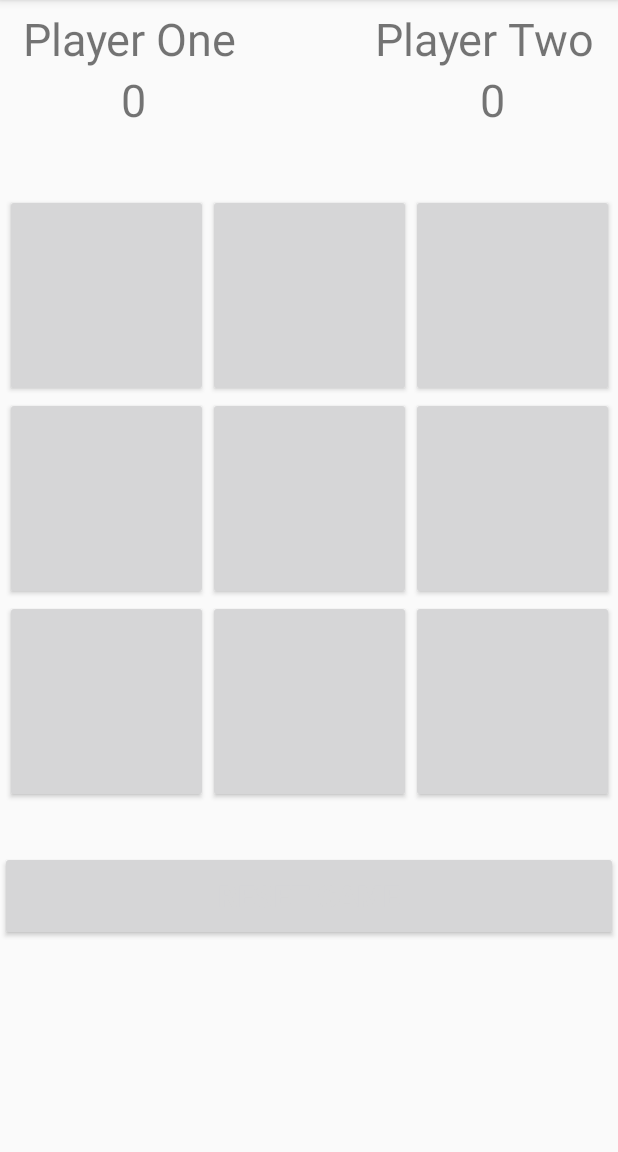
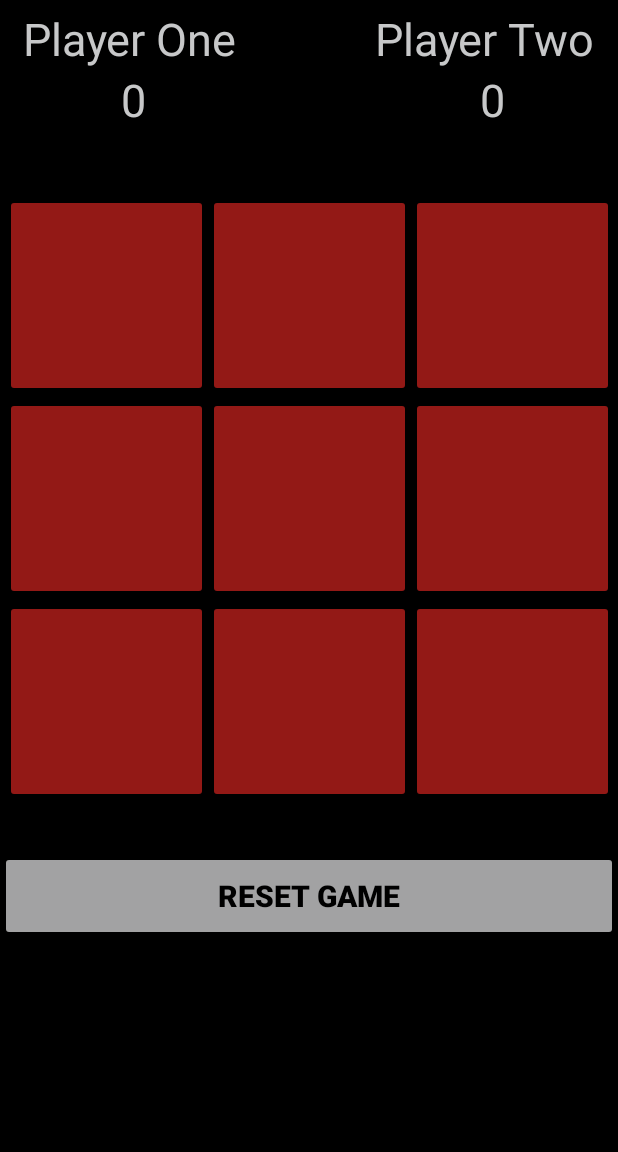
Before and after one commit to Grace0Hud/TicTacToev2, an Android app: the screen it shows after launch (MainActivity), on a phone screen of 412 x 824 dp, the part 84-1236 px from its top. Run offline under Robolectric (Android 15) with nearby library versions, the phone set to English and light mode, and no system bars; 2 statements that could not run were skipped.

```diff
--- a/app/src/main/res/layout/activity_main.xml
+++ b/app/src/main/res/layout/activity_main.xml
@@ -4,7 +4,8 @@
     xmlns:tools="http://schemas.android.com/tools"
     android:layout_width="match_parent"
     android:layout_height="match_parent"
-    tools:context=".MainActivity">
+    tools:context=".MainActivity"
+    android:background="@color/black">
 
     <TextView
         android:id="@+id/playerOne"
@@ -16,6 +17,7 @@
         android:textSize="30sp"
         app:layout_constraintTop_toTopOf="parent"
         app:layout_constraintLeft_toLeftOf="parent"
+        android:textColor="@color/frenchGrey"
         />
 
     <TextView
@@ -27,6 +29,7 @@
         app:layout_constraintTop_toBottomOf="@id/playerOne"
         app:layout_constraintLeft_toLeftOf="@id/playerOne"
         android:layout_marginLeft="65dp"
+        android:textColor="@color/frenchGrey"
         />
 
     <TextView
@@ -39,6 +42,7 @@
         android:textSize="30sp"
         app:layout_constraintTop_toTopOf="parent"
         app:layout_constraintRight_toRightOf="parent"
+        android:textColor="@color/frenchGrey"
         />
 
     <TextView
@@ -50,6 +54,7 @@
         app:layout_constraintTop_toBottomOf="@id/playerTwo"
         app:layout_constraintRight_toRightOf="@id/playerTwo"
         android:layout_marginRight="60dp"
+        android:textColor="@color/frenchGrey"
         />
 
     <TextView
@@ -63,12 +68,12 @@
         app:layout_constraintRight_toRightOf="parent"
         android:gravity="center_horizontal" />
 
-    <Button
+    <ImageButton
         android:id="@+id/btn_0"
         android:layout_height="135dp"
         android:layout_width="135dp"
         android:textSize="60sp"
-        android:backgroundTint="@color/teaGreen"
+        android:backgroundTint="@color/chestnut"
         android:textStyle="bold"
         app:layout_constraintTop_toBottomOf="@+id/playerStatus"
         app:layout_constraintLeft_toLeftOf="parent"
@@ -77,94 +82,94 @@
         android:onClick="onClick"
         />
 
-    <Button
+    <ImageButton
         android:id="@+id/btn_1"
         android:layout_height="135dp"
         android:layout_width="135dp"
         android:textSize="60sp"
-        android:backgroundTint="@color/teaGreen"
+        android:backgroundTint="@color/chestnut"
         android:textStyle="bold"
         app:layout_constraintTop_toTopOf="@+id/btn_0"
         app:layout_constraintLeft_toRightOf="@+id/btn_0"
         android:onClick="onClick"
         />
 
-    <Button
+    <ImageButton
         android:id="@+id/btn_2"
         android:layout_height="135dp"
         android:layout_width="135dp"
         android:textSize="60sp"
-        android:backgroundTint="@color/teaGreen"
+        android:backgroundTint="@color/chestnut"
         android:textStyle="bold"
         app:layout_constraintTop_toTopOf="@+id/btn_1"
         app:layout_constraintLeft_toRightOf="@+id/btn_1"
         android:onClick="onClick"
         />
 
-    <Button
+    <ImageButton
         android:id="@+id/btn_3"
         android:layout_height="135dp"
         android:layout_width="135dp"
         android:textSize="60sp"
-        android:backgroundTint="@color/teaGreen"
+        android:backgroundTint="@color/chestnut"
         android:textStyle="bold"
         app:layout_constraintTop_toBottomOf="@+id/btn_0"
         app:layout_constraintLeft_toLeftOf="@+id/btn_0"
         android:onClick="onClick"
         />
 
-    <Button
+    <ImageButton
         android:id="@+id/btn_4"
         android:layout_height="135dp"
         android:layout_width="135dp"
         android:textSize="60sp"
-        android:backgroundTint="@color/teaGreen"
+        android:backgroundTint="@color/chestnut"
         android:textStyle="bold"
         app:layout_constraintTop_toBottomOf="@+id/btn_1"
         app:layout_constraintLeft_toLeftOf="@+id/btn_1"
         android:onClick="onClick"
         />
 
-    <Button
+    <ImageButton
         android:id="@+id/btn_5"
         android:layout_width="135dp"
         android:layout_height="135dp"
-        android:backgroundTint="@color/teaGreen"
+        android:backgroundTint="@color/chestnut"
         android:onClick="onClick"
         android:textSize="60sp"
         android:textStyle="bold"
         app:layout_constraintLeft_toLeftOf="@+id/btn_2"
         app:layout_constraintTop_toBottomOf="@+id/btn_2" />
 
-    <Button
+    <ImageButton
         android:id="@+id/btn_6"
         android:layout_height="135dp"
         android:layout_width="135dp"
         android:textSize="60sp"
-        android:backgroundTint="@color/teaGreen"
+        android:backgroundTint="@color/chestnut"
         android:textStyle="bold"
         app:layout_constraintTop_toBottomOf="@+id/btn_3"
         app:layout_constraintLeft_toLeftOf="@+id/btn_3"
         android:onClick="onClick"
         />
-    <Button
+    <ImageButton
         android:id="@+id/btn_7"
         android:layout_height="135dp"
         android:layout_width="135dp"
         android:textSize="60sp"
-        android:backgroundTint="@color/teaGreen"
+        android:backgroundTint="@color/chestnut"
         android:textStyle="bold"
         app:layout_constraintTop_toBottomOf="@+id/btn_4"
         app:layout_constraintLeft_toLeftOf="@+id/btn_4"
         android:onClick="onClick"
         />
 
-    <Button
+    <ImageButton
         android:id="@+id/btn_8"
         android:layout_height="135dp"
         android:layout_width="135dp"
         android:textSize="60sp"
-        android:backgroundTint="@color/teaGreen"
+        android:backgroundTint="@color/chestnut"
         android:textStyle="bold"
         app:layout_constraintTop_toBottomOf="@+id/btn_5"
         app:layout_constraintLeft_toLeftOf="@+id/btn_5"
@@ -177,8 +182,8 @@
         android:layout_height="60dp"
         android:layout_marginTop="32dp"
         android:text="@string/reset_game"
-        android:backgroundTint="@color/unbleachedSilk"
-        android:textColor="@color/oxfordBlue"
+        android:backgroundTint="@color/darkGrey"
+        android:textColor="@color/black"
         android:textSize="20sp"
         android:textStyle="bold"
         app:layout_constraintHorizontal_bias="0.0"
--- a/app/src/main/res/values/colors.xml
+++ b/app/src/main/res/values/colors.xml
@@ -1,7 +1,8 @@
 <?xml version="1.0" encoding="utf-8"?>
 <resources>
     <color name="scarletLake">#EC1E24</color>
-    <color name="frenchGrey"> #C7C8C9</color>
+    <color name="frenchGrey">#C7C8C9</color>
+    <color name="darkGrey">#a2a2a3</color>
     <color name="chestnut">#931916</color>
     <color name="black">#000000</color>
     <color name="white">#FFFFFF</color>
```
